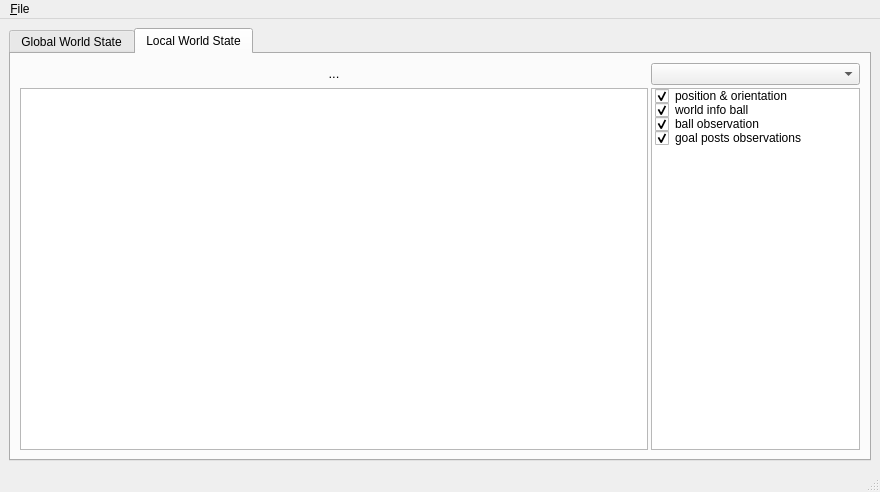
Above: GUITools/KMonitor/KMonitor.ui from kouretes/Monas before the change. Below: the same form after it.
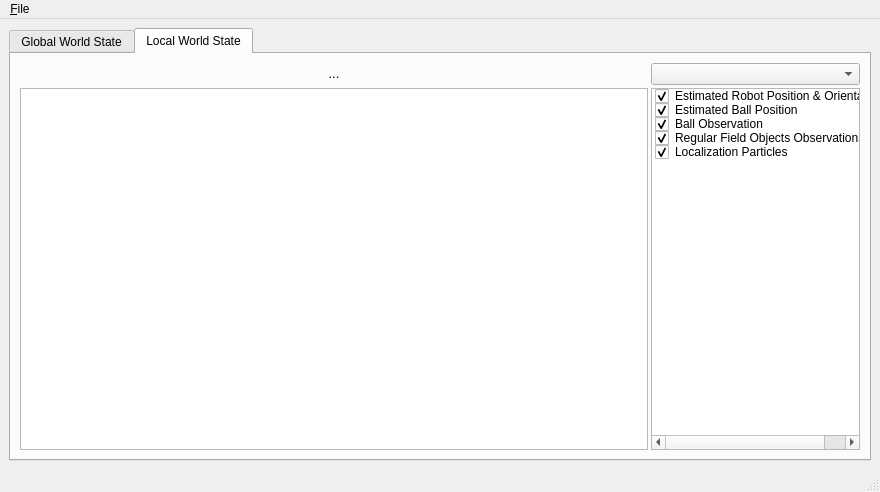
That is the form after the change. Custom widgets are drawn as their Qt base class.

Commit message: Localization particles added to Local World State

```diff
--- a/GUITools/KMonitor/KMonitor.ui
+++ b/GUITools/KMonitor/KMonitor.ui
@@ -98,7 +98,7 @@
            <widget class="QListWidget" name="LWSListWidget">
             <item>
              <property name="text">
-              <string>position &amp; orientation</string>
+              <string>Estimated Robot Position &amp; Orientation</string>
              </property>
              <property name="checkState">
               <enum>Checked</enum>
@@ -106,7 +106,7 @@
             </item>
             <item>
              <property name="text">
-              <string>world info ball </string>
+              <string>Estimated Ball Position </string>
              </property>
              <property name="checkState">
               <enum>Checked</enum>
@@ -114,7 +114,7 @@
             </item>
             <item>
              <property name="text">
-              <string>ball observation</string>
+              <string>Ball Observation</string>
              </property>
              <property name="checkState">
               <enum>Checked</enum>
@@ -122,7 +122,15 @@
             </item>
             <item>
              <property name="text">
-              <string>goal posts observations</string>
+              <string>Regular Field Objects Observations</string>
+             </property>
+             <property name="checkState">
+              <enum>Checked</enum>
+             </property>
+            </item>
+            <item>
+             <property name="text">
+              <string>Localization Particles</string>
              </property>
              <property name="checkState">
               <enum>Checked</enum>
```
Left out of the diff: 2 changed lines with no effect on the pictures. The commit also changes 11 other files.
